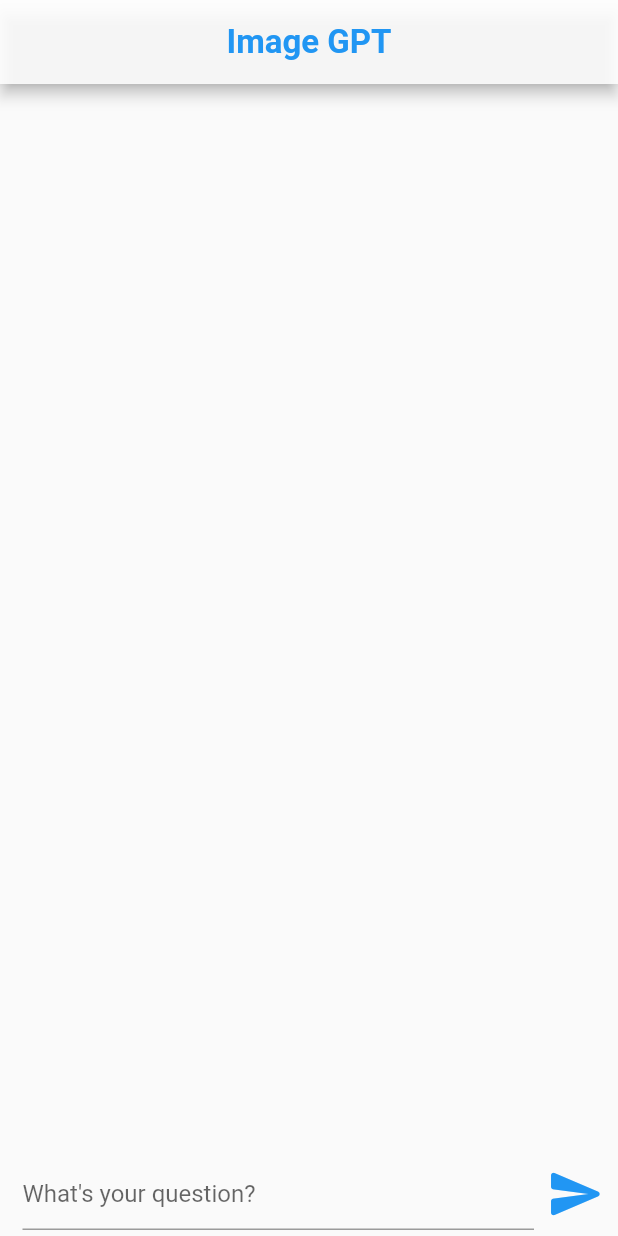
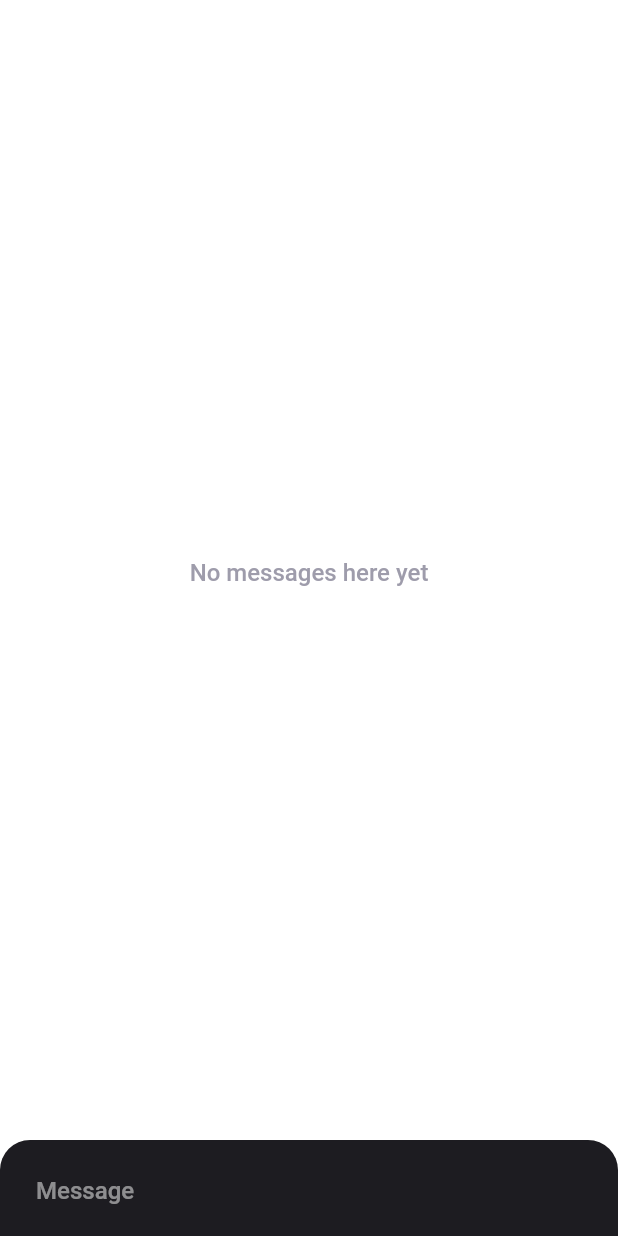
Before and after one commit to luckthedoor/ImageGPT, a Flutter app: the screen it shows after launch, on a phone screen of 412 x 824 dp. Run offline on Flutter 3.47's test engine with Material 2 defaults, Android fonts, the phone set to English and light mode, and no system bars; our stand-ins replace flutter_chat_types, flutter_chat_ui.

Commit message:
다른 Open Source 시도

```diff
--- a/lib/main.dart
+++ b/lib/main.dart
@@ -1,5 +1,16 @@
+import 'dart:convert';
+import 'dart:math';
+
 import 'package:flutter/material.dart';
-import 'package:imagegpt/screens/home_screen.dart';
+import 'package:flutter_chat_types/flutter_chat_types.dart' as types;
+import 'package:flutter_chat_ui/flutter_chat_ui.dart';
+
+// For the testing purposes, you should probably use https://pub.dev/packages/uuid.
+String randomString() {
+  final random = Random.secure();
+  final values = List<int>.generate(16, (i) => random.nextInt(255));
+  return base64UrlEncode(values);
+}
 
 void main() {
   runApp(const MyApp());
@@ -8,11 +19,46 @@
 class MyApp extends StatelessWidget {
   const MyApp({super.key});
 
-  // This widget is the root of your application.
   @override
-  Widget build(BuildContext context) {
-    return const MaterialApp(
-      home: HomeScreen(),
+  Widget build(BuildContext context) => const MaterialApp(
+        home: MyHomePage(),
+      );
+}
+
+class MyHomePage extends StatefulWidget {
+  const MyHomePage({super.key});
+
+  @override
+  State<MyHomePage> createState() => _MyHomePageState();
+}
+
+class _MyHomePageState extends State<MyHomePage> {
+  final List<types.Message> _messages = [];
+  final _user = const types.User(id: '82091008-a484-4a89-ae75-a22bf8d6f3ac');
+
+  @override
+  Widget build(BuildContext context) => Scaffold(
+        body: Chat(
+          messages: _messages,
+          onSendPressed: _handleSendPressed,
+          user: _user,
+        ),
+      );
+
+  void _addMessage(types.Message message) {
+    setState(() {
+      _messages.insert(0, message);
+    });
+  }
+
+  void _handleSendPressed(types.PartialText message) {
+    final textMessage = types.TextMessage(
+      author: _user,
+      createdAt: DateTime.now().millisecondsSinceEpoch,
+      id: randomString(),
+      text: message.text,
     );
+
+    _addMessage(textMessage);
   }
 }
--- a/lib/screens/home_screen.dart
+++ /dev/null
@@ -1,80 +0,0 @@
-import 'package:flutter/material.dart';
-
-import '../chat_message.dart';
-
-class HomeScreen extends StatefulWidget {
-  const HomeScreen({super.key});
-
-  @override
-  State<HomeScreen> createState() => _HomeScreenState();
-}
-
-class _HomeScreenState extends State<HomeScreen> {
-  final GlobalKey<AnimatedListState> _animListKey =
-      GlobalKey<AnimatedListState>();
-  final TextEditingController _textEditingController = TextEditingController();
-
-  final List<String> _chats = [];
-
-  @override
-  Widget build(BuildContext context) {
-    return Scaffold(
-      appBar: AppBar(
-        centerTitle: true,
-        backgroundColor: const Color.fromARGB(220, 255, 255, 255),
-        foregroundColor: Colors.blue,
-        title: const Text(
-          "Image GPT",
-          style: TextStyle(fontSize: 22, fontWeight: FontWeight.w700),
-        ),
-      ),
-      body: Column(
-        children: [
-          Expanded(
-            child: AnimatedList(
-              key: _animListKey,
-              reverse: true,
-              itemBuilder: _buildItem,
-            ),
-          ),
-          Container(
-            padding: const EdgeInsets.only(left: 15.0),
-            child: Row(
-              children: [
-                Expanded(
-                  child: TextField(
-                    controller: _textEditingController,
-                    decoration: const InputDecoration(
-                        hintText: "What's your question?"),
-                    onSubmitted: _handleSubmitted,
-                  ),
-                ),
-                IconButton(
-                  iconSize: 40,
-                  color: Colors.blue,
-                  onPressed: () {
-                    _handleSubmitted(_textEditingController.text);
-                  },
-                  icon: const Icon(Icons.send_rounded),
-                )
-              ],
-            ),
-          ),
-        ],
-      ),
-    );
-  }
-
-  Widget _buildItem(context, index, animation) {
-    return ChatMessage(
-      txt: _chats[index],
-      animation: animation,
-    );
-  }
-
-  void _handleSubmitted(String text) {
-    _textEditingController.clear();
-    _chats.insert(0, text);
-    _animListKey.currentState?.insertItem(0);
-  }
-}
--- a/pubspec.yaml
+++ b/pubspec.yaml
@@ -37,6 +37,7 @@
   # Use with the CupertinoIcons class for iOS style icons.
   cupertino_icons: ^1.0.2
   http: ^1.1.0
+  flutter_chat_ui: ^1.6.9
 
 dev_dependencies:
   flutter_test:
```
Also changed, not shown: lib/chat_message.dart (deleted, +0 -49 lines), pubspec.lock, 11 other files.
